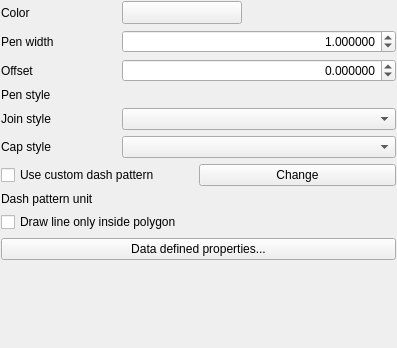
Before: the Qt Designer form src/ui/symbollayer/widget_simpleline.ui in qgis/QGIS, drawn with Qt 5.
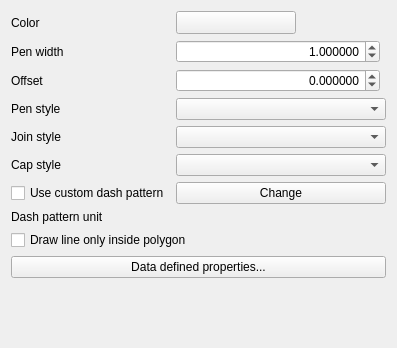
After: the same form once the commit is applied. Custom widgets are drawn as their Qt base class.

Commit message: Fix some alignment and tab issues with symbol dialogs (refs #11060)

```diff
--- a/src/ui/symbollayer/widget_simpleline.ui
+++ b/src/ui/symbollayer/widget_simpleline.ui
@@ -13,19 +13,35 @@
   <property name="windowTitle">
    <string>Form</string>
   </property>
-  <layout class="QFormLayout" name="formLayout">
-   <property name="fieldGrowthPolicy">
-    <enum>QFormLayout::AllNonFixedFieldsGrow</enum>
-   </property>
-   <property name="labelAlignment">
-    <set>Qt::AlignLeading|Qt::AlignLeft|Qt::AlignTop</set>
-   </property>
-   <property name="horizontalSpacing">
-    <number>28</number>
-   </property>
-   <property name="margin">
-    <number>1</number>
-   </property>
+  <layout class="QGridLayout" name="gridLayout">
+   <item row="7" column="0">
+    <widget class="QLabel" name="mDashPatternUnitLabel">
+     <property name="text">
+      <string>Dash pattern unit</string>
+     </property>
+    </widget>
+   </item>
+   <item row="5" column="0">
+    <widget class="QLabel" name="label_6">
+     <property name="text">
+      <string>Cap style</string>
+     </property>
+    </widget>
+   </item>
+   <item row="6" column="0">
+    <widget class="QCheckBox" name="mCustomCheckBox">
+     <property name="text">
+      <string>Use custom dash pattern</string>
+     </property>
+    </widget>
+   </item>
+   <item row="1" column="0">
+    <widget class="QLabel" name="label_2">
+     <property name="text">
+      <string>Pen width</string>
+     </property>
+    </widget>
+   </item>
    <item row="0" column="0">
     <widget class="QLabel" name="label">
      <property name="text">
@@ -58,14 +74,41 @@
      </property>
     </widget>
    </item>
-   <item row="1" column="0">
-    <widget class="QLabel" name="label_2">
+   <item row="2" column="0">
+    <widget class="QLabel" name="label_4">
      <property name="text">
-      <string>Pen width</string>
+      <string>Offset</string>
      </property>
     </widget>
    </item>
-   <item row="1" column="1">
+   <item row="3" column="0">
+    <widget class="QLabel" name="label_3">
+     <property name="text">
+      <string>Pen style</string>
+     </property>
+    </widget>
+   </item>
+   <item row="4" column="0">
+    <widget class="QLabel" name="label_5">
+     <property name="text">
+      <string>Join style</string>
+     </property>
+    </widget>
+   </item>
+   <item row="0" column="2">
+    <spacer name="horizontalSpacer">
+     <property name="orientation">
+      <enum>Qt::Horizontal</enum>
+     </property>
+     <property name="sizeHint" stdset="0">
+      <size>
+       <width>40</width>
+       <height>20</height>
+      </size>
+     </property>
+    </spacer>
+   </item>
+   <item row="1" column="1" colspan="2">
     <layout class="QHBoxLayout" name="horizontalLayout_2">
      <item>
       <widget class="QDoubleSpinBox" name="spinWidth">
@@ -97,14 +140,7 @@
      </item>
     </layout>
    </item>
-   <item row="2" column="0">
-    <widget class="QLabel" name="label_4">
-     <property name="text">
-      <string>Offset</string>
-     </property>
-    </widget>
-   </item>
-   <item row="2" column="1">
+   <item row="2" column="1" colspan="2">
     <layout class="QHBoxLayout" name="horizontalLayout_3">
      <item>
       <widget class="QDoubleSpinBox" name="spinOffset">
@@ -136,65 +172,33 @@
      </item>
     </layout>
    </item>
-   <item row="3" column="0">
-    <widget class="QLabel" name="label_3">
-     <property name="text">
-      <string>Pen style</string>
-     </property>
-    </widget>
+   <item row="3" column="1" colspan="2">
+    <widget class="QgsPenStyleComboBox" name="cboPenStyle"/>
    </item>
-   <item row="3" column="1">
-    <widget class="QgsPenStyleComboBox" name="cboPenStyle" native="true"/>
-   </item>
-   <item row="4" column="0">
-    <widget class="QLabel" name="label_5">
-     <property name="text">
-      <string>Join style</string>
-     </property>
-    </widget>
-   </item>
-   <item row="4" column="1">
+   <item row="4" column="1" colspan="2">
     <widget class="QgsPenJoinStyleComboBox" name="cboJoinStyle"/>
    </item>
-   <item row="5" column="0">
-    <widget class="QLabel" name="label_6">
-     <property name="text">
-      <string>Cap style</string>
-     </property>
-    </widget>
-   </item>
-   <item row="5" column="1">
+   <item row="5" column="1" colspan="2">
     <widget class="QgsPenCapStyleComboBox" name="cboCapStyle"/>
    </item>
-   <item row="6" column="0" colspan="2">
-    <layout class="QHBoxLayout" name="horizontalLayout">
-     <property name="sizeConstraint">
-      <enum>QLayout::SetFixedSize</enum>
+   <item row="6" column="1" colspan="2">
+    <widget class="QPushButton" name="mChangePatternButton">
+     <property name="text">
+      <string>Change</string>
      </property>
-     <item>
-      <widget class="QCheckBox" name="mCustomCheckBox">
-       <property name="text">
-        <string>Use custom dash pattern</string>
-       </property>
-      </widget>
-     </item>
-     <item>
-      <widget class="QPushButton" name="mChangePatternButton">
-       <property name="text">
-        <string>Change</string>
-       </property>
-      </widget>
-     </item>
-    </layout>
+    </widget>
    </item>
-   <item row="7" column="0">
-    <widget class="QLabel" name="mDashPatternUnitLabel">
+   <item row="7" column="1" colspan="2">
+    <widget class="QgsUnitSelectionWidget" name="mDashPatternUnitWidget" native="true"/>
+   </item>
+   <item row="8" column="0" colspan="3">
+    <widget class="QCheckBox" name="mDrawInsideCheckBox">
      <property name="text">
-      <string>Dash pattern unit</string>
+      <string>Draw line only inside polygon</string>
      </property>
     </widget>
    </item>
-   <item row="11" column="0" colspan="2">
+   <item row="9" column="0" colspan="3">
     <widget class="QPushButton" name="mDataDefinedPropertiesButton">
      <property name="sizePolicy">
       <sizepolicy hsizetype="Minimum" vsizetype="Fixed">
@@ -207,19 +211,18 @@
      </property>
     </widget>
    </item>
-   <item row="9" column="0" colspan="2">
-    <layout class="QHBoxLayout" name="horizontalLayout_4">
-     <item>
-      <widget class="QCheckBox" name="mDrawInsideCheckBox">
-       <property name="text">
-        <string>Draw line only inside polygon</string>
-       </property>
-      </widget>
-     </item>
-    </layout>
-   </item>
-   <item row="7" column="1">
-    <widget class="QgsUnitSelectionWidget" name="mDashPatternUnitWidget" native="true"/>
+   <item row="10" column="0" colspan="3">
+    <spacer name="verticalSpacer">
+     <property name="orientation">
+      <enum>Qt::Vertical</enum>
+     </property>
+     <property name="sizeHint" stdset="0">
+      <size>
+       <width>20</width>
+       <height>40</height>
+      </size>
+     </property>
+    </spacer>
    </item>
   </layout>
  </widget>
@@ -229,25 +232,25 @@
    <extends>QToolButton</extends>
    <header>qgscolorbuttonv2.h</header>
   </customwidget>
-  <customwidget>
-   <class>QgsPenJoinStyleComboBox</class>
-   <extends>QComboBox</extends>
-   <header>qgspenstylecombobox.h</header>
-  </customwidget>
   <customwidget>
    <class>QgsUnitSelectionWidget</class>
    <extends>QWidget</extends>
    <header>qgsunitselectionwidget.h</header>
    <container>1</container>
   </customwidget>
-  <customwidget>
-   <class>QgsPenCapStyleComboBox</class>
-   <extends>QComboBox</extends>
-   <header>qgspenstylecombobox.h</header>
-  </customwidget>
   <customwidget>
    <class>QgsPenStyleComboBox</class>
-   <extends>QWidget</extends>
+   <extends>QComboBox</extends>
+   <header>qgspenstylecombobox.h</header>
+  </customwidget>
+  <customwidget>
+   <class>QgsPenJoinStyleComboBox</class>
+   <extends>QComboBox</extends>
+   <header>qgspenstylecombobox.h</header>
+  </customwidget>
+  <customwidget>
+   <class>QgsPenCapStyleComboBox</class>
+   <extends>QComboBox</extends>
    <header>qgspenstylecombobox.h</header>
   </customwidget>
  </customwidgets>
```
Left out of the diff: 15 changed lines with no effect on the pictures. The commit also changes 10 other files.
